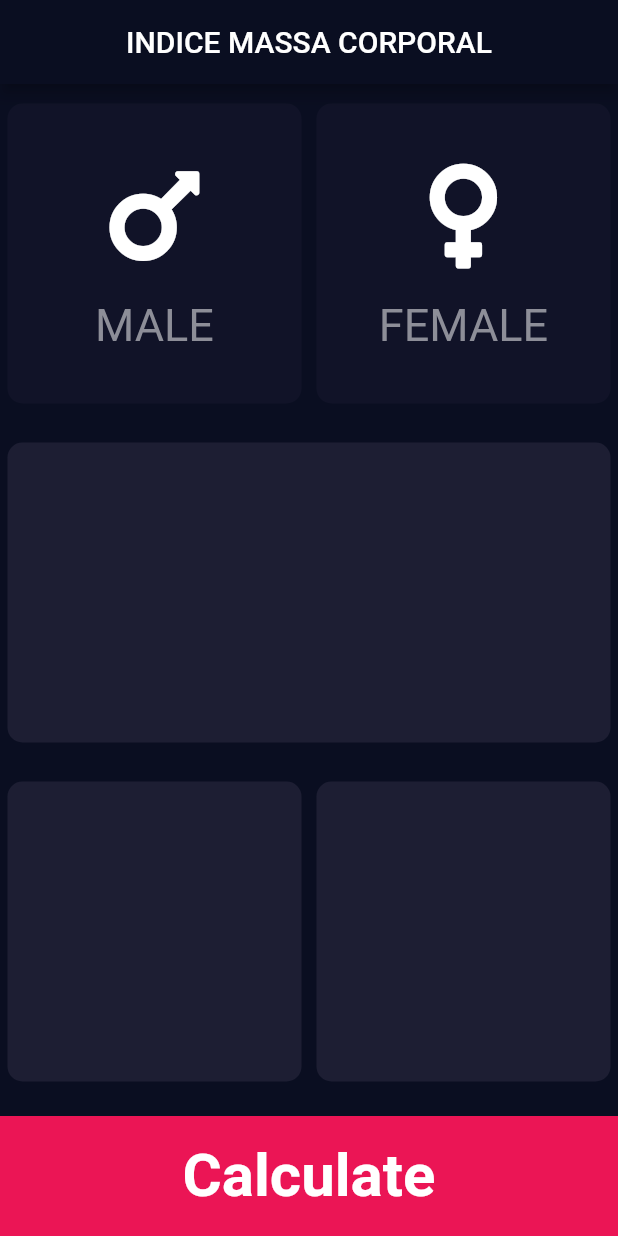
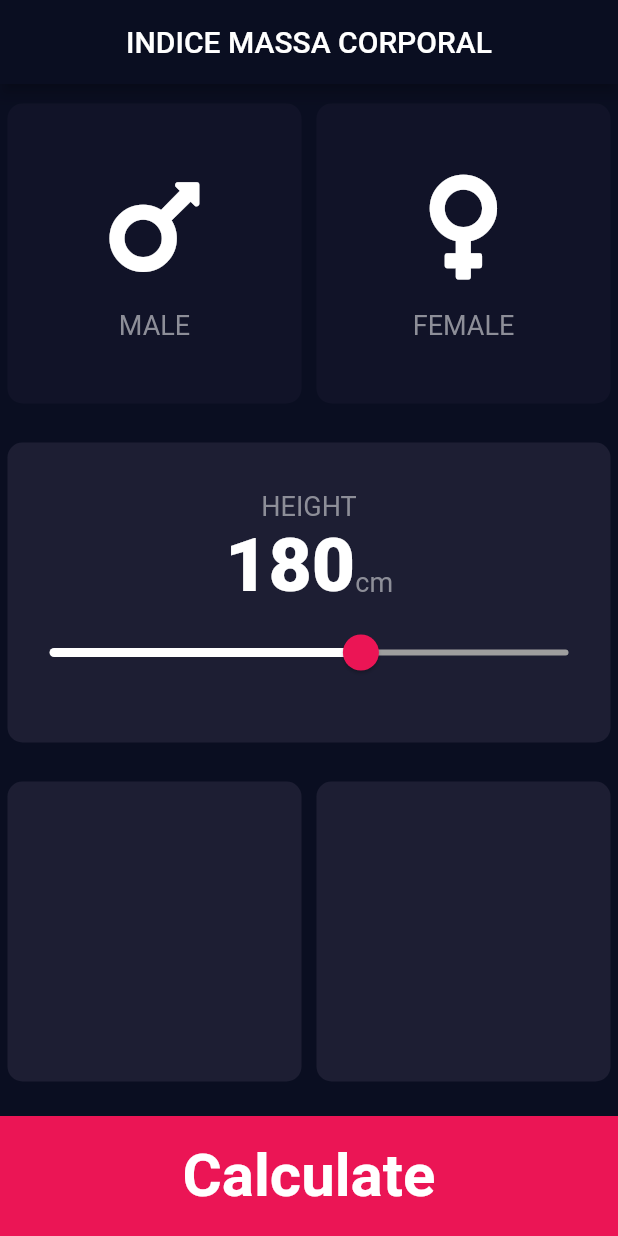
Before and after one commit to edilson14/bmi_calculator, a Flutter app: the screen it shows after launch, on a phone screen of 412 x 824 dp. Run offline on Flutter 3.47's test engine with Material 2 defaults, Android fonts, the phone set to English and light mode, and no system bars; our stand-ins replace font_awesome_flutter.

Commit message:
slider componet

```diff
--- a/lib/components/icon_content.dart
+++ b/lib/components/icon_content.dart
@@ -1,4 +1,6 @@
 import 'package:flutter/material.dart';
+
+import '../environments/constants.dart';
 
 class IconContent extends StatelessWidget {
   final IconData cardIcon;
@@ -19,10 +21,7 @@ class IconContent extends StatelessWidget {
         ),
         Text(
           contentText,
-          style: TextStyle(
-            fontSize: 30.0,
-            color: Color(0XFF8D8E98),
-          ),
+          style: kLabelStyle,
         )
       ],
     );
--- a/lib/components/slider.dart
+++ b/lib/components/slider.dart
@@ -0,0 +1,61 @@
+import 'package:flutter/material.dart';
+
+//Constants
+import '../environments/constants.dart';
+
+class MySlider extends StatefulWidget {
+  int height;
+  MySlider(this.height);
+  @override
+  _MySliderState createState() => _MySliderState();
+}
+
+class _MySliderState extends State<MySlider> {
+  @override
+  Widget build(BuildContext context) {
+    return Column(
+      mainAxisAlignment: MainAxisAlignment.center,
+      children: <Widget>[
+        Text(
+          'HEIGHT',
+          style: kLabelStyle,
+        ),
+        Row(
+          mainAxisAlignment: MainAxisAlignment.center,
+          crossAxisAlignment: CrossAxisAlignment.baseline,
+          textBaseline: TextBaseline.alphabetic,
+          children: <Widget>[
+            Text(
+              widget.height.toString(),
+              style: kNumberStyle,
+            ),
+            Text(
+              'cm',
+              style: kLabelStyle,
+            ),
+          ],
+        ),
+        SliderTheme(
+          data: SliderTheme.of(context).copyWith(
+            activeTrackColor: Colors.white,
+            thumbColor: kActiveSlideColor,
+            overlayColor: Color(0X29EB1555),
+            thumbShape: RoundSliderThumbShape(enabledThumbRadius: 12.0),
+            overlayShape: RoundSliderOverlayShape(overlayRadius: 28.0),
+            inactiveTrackColor: kInactiveSlideColor,
+          ),
+          child: Slider(
+            value: widget.height.toDouble(),
+            onChanged: (double newValue) {
+              setState(() {
+                widget.height = newValue.round();
+              });
+            },
+            min: kMinSliderValue,
+            max: kMaxSliderValue,
+          ),
+        )
+      ],
+    );
+  }
+}
--- a/lib/environments/constants.dart
+++ b/lib/environments/constants.dart
@@ -1,13 +1,26 @@
 import 'package:flutter/material.dart';
 
-class Constants {
-  static const Color activeCardColor = Color(0XFF1D1E33);
-  static const Color inactiveCardColor = Color(0XFF111328);
-
-  static Color maleButtonColor = Constants.inactiveCardColor;
-  static Color femaleButtonColor = Constants.inactiveCardColor;
-
-  static ButtonsGender selectedGender;
-}
+//Genders Buttons
+const Color kActiveCardColor = Color(0XFF1D1E33);
+const Color kInactiveCardColor = Color(0XFF111328);
+Color kMaleButtonColor = kInactiveCardColor;
+Color kFemaleButtonColor = kInactiveCardColor;
 
 enum ButtonsGender { maleButton, femaleButton }
+ButtonsGender selectedGender;
+
+// Styles Texts
+const kLabelStyle = TextStyle(
+  fontSize: 18.0,
+  color: Color(0XFF8D8E98),
+);
+const kNumberStyle = TextStyle(
+  fontWeight: FontWeight.w900,
+  fontSize: 50.0,
+);
+
+// Sliders
+const double kMinSliderValue = 120.0;
+const double kMaxSliderValue = 220.0;
+const Color kActiveSlideColor = Color(0XFFEB1555);
+const Color kInactiveSlideColor = Colors.grey;
--- a/lib/pages/home.dart
+++ b/lib/pages/home.dart
@@ -5,6 +5,7 @@ import 'package:font_awesome_flutter/font_awesome_flutter.dart';
 ///Components
 import '../components/card.dart';
 import '../components/icon_content.dart';
+import '../components/slider.dart';
 
 /// Environments and Constants
 import '../environments/constants.dart';
@@ -13,6 +14,8 @@ class InputPage extends StatefulWidget {
   @override
   _InputPageState createState() => _InputPageState();
 }
+
+int startHeight = 180;
 
 class _InputPageState extends State<InputPage> {
   @override
@@ -29,17 +32,16 @@ class _InputPageState extends State<InputPage> {
               children: <Widget>[
                 Expanded(
                   child: ReusableCard(
-                    backgroundColor:
-                        Constants.selectedGender == ButtonsGender.maleButton
-                            ? Constants.activeCardColor
-                            : Constants.inactiveCardColor,
+                    backgroundColor: selectedGender == ButtonsGender.maleButton
+                        ? kActiveCardColor
+                        : kInactiveCardColor,
                     cardChild: IconContent(
                       contentText: 'MALE',
                       cardIcon: FontAwesomeIcons.mars,
                     ),
                     onTapCallBack: () {
                       setState(() {
-                        Constants.selectedGender = ButtonsGender.maleButton;
+                        selectedGender = ButtonsGender.maleButton;
                       });
                     },
                   ),
@@ -47,16 +49,16 @@ class _InputPageState extends State<InputPage> {
                 Expanded(
                   child: ReusableCard(
                     backgroundColor:
-                        Constants.selectedGender == ButtonsGender.femaleButton
-                            ? Constants.activeCardColor
-                            : Constants.inactiveCardColor,
+                        selectedGender == ButtonsGender.femaleButton
+                            ? kActiveCardColor
+                            : kInactiveCardColor,
                     cardChild: IconContent(
                       contentText: 'FEMALE',
                       cardIcon: FontAwesomeIcons.venus,
                     ),
                     onTapCallBack: () {
                       setState(() {
-                        Constants.selectedGender = ButtonsGender.femaleButton;
+                        selectedGender = ButtonsGender.femaleButton;
                       });
                     },
                   ),
@@ -69,7 +71,8 @@ class _InputPageState extends State<InputPage> {
               children: <Widget>[
                 Expanded(
                   child: ReusableCard(
-                    backgroundColor: Constants.activeCardColor,
+                    backgroundColor: kActiveCardColor,
+                    cardChild: MySlider(startHeight),
                   ),
                 ),
               ],
@@ -80,12 +83,12 @@ class _InputPageState extends State<InputPage> {
               children: <Widget>[
                 Expanded(
                   child: ReusableCard(
-                    backgroundColor: Constants.activeCardColor,
+                    backgroundColor: kActiveCardColor,
                   ),
                 ),
                 Expanded(
                   child: ReusableCard(
-                    backgroundColor: Constants.activeCardColor,
+                    backgroundColor: kActiveCardColor,
                   ),
                 ),
               ],
```
Also changed, not shown: pubspec.lock.
